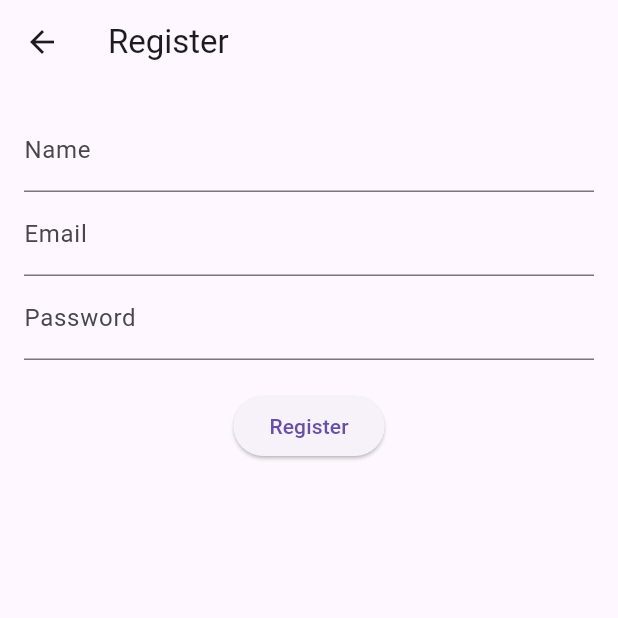
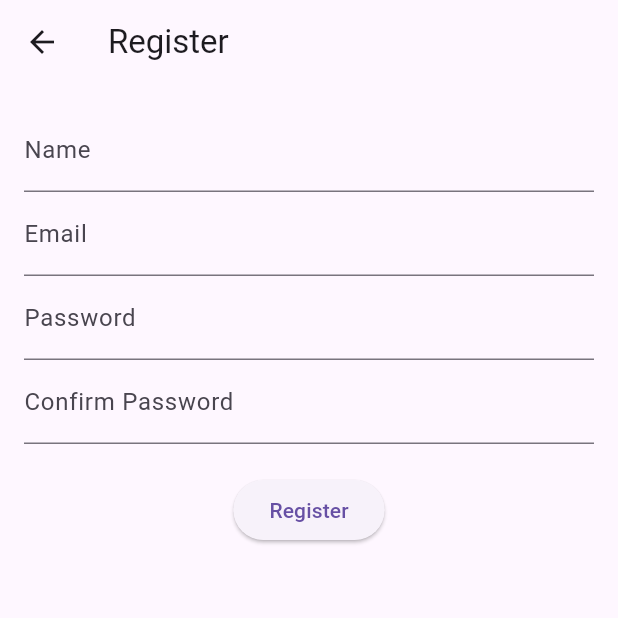
Before and after one commit to ajitgurung/lockAppFlutter, a Flutter app: the DashboardScreen screen opened directly, after a tap on the "logout" icon, after a tap on "No account? Register", on a phone screen of 412 x 824 dp, the top half of it. Run offline on Flutter 3.47's test engine with Material 3 defaults, Android fonts, the phone set to English and light mode, and no system bars; our stand-ins replace shared_preferences; accounts and stored records are empty; network calls fail.

Commit message:
register error fixed

```diff
--- a/lib/register_page.dart
+++ b/lib/register_page.dart
@@ -12,22 +12,55 @@ class _RegisterPageState extends State<RegisterPage> {
   final nameController = TextEditingController();
   final emailController = TextEditingController();
   final passwordController = TextEditingController();
+  final confirmPasswordController = TextEditingController();
+
+  bool loading = false;
 
   Future<void> register() async {
+    if (passwordController.text != confirmPasswordController.text) {
+      ScaffoldMessenger.of(context).showSnackBar(
+        SnackBar(content: Text("Passwords do not match")),
+      );
+      return;
+    }
+
+    setState(() => loading = true);
+
     final response = await http.post(
-      Uri.parse("https://test.ajitgurung.ca/register"),
+      Uri.parse("https://test.ajitgurung.ca/api/register"),
       headers: {"Content-Type": "application/json"},
       body: json.encode({
         "name": nameController.text,
         "email": emailController.text,
         "password": passwordController.text,
+        "password_confirmation": confirmPasswordController.text,
       }),
     );
 
-    if (response.statusCode == 200) {
-      Navigator.pushReplacement(context, MaterialPageRoute(builder: (_) => LoginPage()));
+    setState(() => loading = false);
+
+    if (response.statusCode == 201) {
+      ScaffoldMessenger.of(context).showSnackBar(
+        SnackBar(content: Text("Registered successfully. Please verify your email.")),
+      );
+
+      Navigator.pushReplacement(
+        context,
+        MaterialPageRoute(builder: (_) => LoginPage()),
+      );
     } else {
-      ScaffoldMessenger.of(context).showSnackBar(SnackBar(content: Text("Registration failed")));
+      final data = json.decode(response.body);
+      String errorMsg = "Registration failed";
+      if (data['message'] != null) errorMsg = data['message'];
+      if (data['errors'] != null) {
+        errorMsg = data['errors'].values
+            .expand((e) => e)
+            .join("\n");
+      }
+
+      ScaffoldMessenger.of(context).showSnackBar(
+        SnackBar(content: Text(errorMsg)),
+      );
     }
   }
 
@@ -39,11 +72,31 @@ class _RegisterPageState extends State<RegisterPage> {
         padding: const EdgeInsets.all(16.0),
         child: Column(
           children: [
-            TextField(controller: nameController, decoration: InputDecoration(labelText: "Name")),
-            TextField(controller: emailController, decoration: InputDecoration(labelText: "Email")),
-            TextField(controller: passwordController, decoration: InputDecoration(labelText: "Password"), obscureText: true),
+            TextField(
+              controller: nameController,
+              decoration: InputDecoration(labelText: "Name"),
+            ),
+            TextField(
+              controller: emailController,
+              decoration: InputDecoration(labelText: "Email"),
+            ),
+            TextField(
+              controller: passwordController,
+              decoration: InputDecoration(labelText: "Password"),
+              obscureText: true,
+            ),
+            TextField(
+              controller: confirmPasswordController,
+              decoration: InputDecoration(labelText: "Confirm Password"),
+              obscureText: true,
+            ),
             SizedBox(height: 20),
-            ElevatedButton(onPressed: register, child: Text("Register")),
+            loading
+                ? CircularProgressIndicator()
+                : ElevatedButton(
+                    onPressed: register,
+                    child: Text("Register"),
+                  ),
           ],
         ),
       ),
--- a/lib/screens/dashboard.dart
+++ b/lib/screens/dashboard.dart
@@ -222,8 +222,12 @@ class _DashboardScreenState extends State<DashboardScreen> {
           ),
         ],
       ),
-      body: SingleChildScrollView(
+    body: Padding(
   padding: EdgeInsets.all(16),
+  child: checkingSubscription
+      ? Center(child: CircularProgressIndicator())
+      : subscribed
+          ? SingleChildScrollView(
               child: Column(
                 crossAxisAlignment: CrossAxisAlignment.start,
                 children: [
@@ -286,6 +290,14 @@ class _DashboardScreenState extends State<DashboardScreen> {
                   buildInfoSection(),
                 ],
               ),
+            )
+          : Center(
+              child: Text(
+                "No active subscription.\nPlease use our website to manage your account.",
+                textAlign: TextAlign.center,
+                style: TextStyle(fontSize: 16, color: Colors.red),
+              ),
+            ),
 ),
     );
   }
```
Also changed, not shown: lib/screens/subscription_info.dart (+27 -4 lines). Lines whose indentation alone changed are shown as unchanged.
